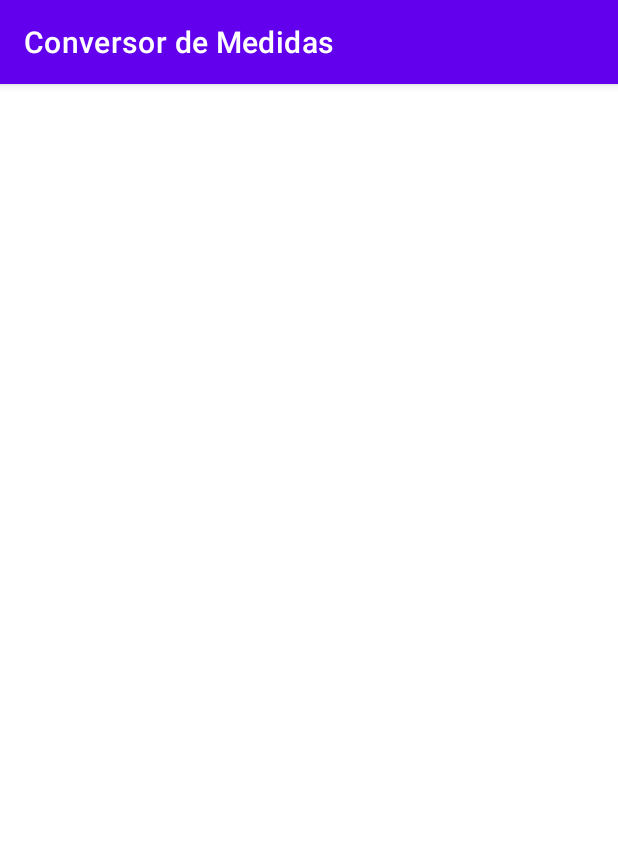
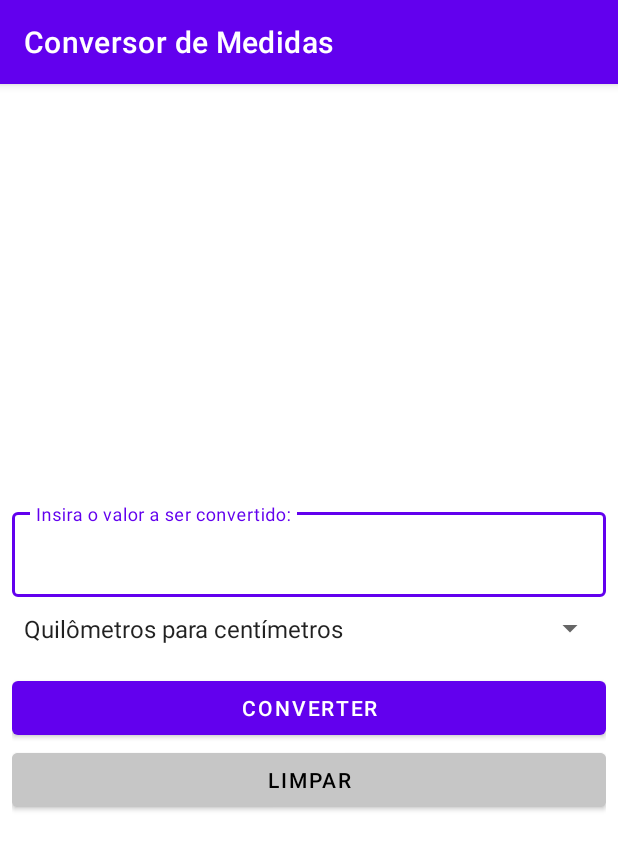
Before and after one commit to zNyller/App-ConversorDeMedidas, an Android app: the screen it shows after launch (MainActivity), on a phone screen of 412 x 824 dp. Shown: the top 850 px of the screen. Run offline under Robolectric (Android 15) with nearby library versions, the phone set to English and light mode, and no system bars.

Commit message:
Versão final do projeto.

```diff
--- a/app/src/main/java/com/nyller/android/conversordemedidas/MainActivity.kt
+++ b/app/src/main/java/com/nyller/android/conversordemedidas/MainActivity.kt
@@ -1,16 +1,102 @@
 package com.nyller.android.conversordemedidas
 
+import android.content.Intent
 import androidx.appcompat.app.AppCompatActivity
 import android.os.Bundle
+import android.widget.ArrayAdapter
 import com.nyller.android.conversordemedidas.databinding.ActivityMainBinding
+import com.nyller.android.conversordemedidas.models.CalculationStrategyHolder
+import com.nyller.android.conversordemedidas.models.Calculator
+import com.nyller.android.conversordemedidas.models.strategies.KilometerToCentimeterStrategy
+import com.nyller.android.conversordemedidas.models.strategies.KilometerToMeterStrategy
+import com.nyller.android.conversordemedidas.models.strategies.MeterToCentimeterStrategy
+import com.nyller.android.conversordemedidas.models.strategies.MeterToKilometerStrategy
+import java.lang.NumberFormatException
 
 class MainActivity : AppCompatActivity() {
     private lateinit var binding : ActivityMainBinding
+
+    private val supportedCalculationStrategies = arrayOf(
+        CalculationStrategyHolder("Quilômetros para centímetros", KilometerToCentimeterStrategy()),
+        CalculationStrategyHolder("Quilômetros para metros", KilometerToMeterStrategy()),
+        CalculationStrategyHolder("Metros para centímetros", MeterToCentimeterStrategy()),
+        CalculationStrategyHolder("Metros para quilômetros", MeterToKilometerStrategy()),
+    )
 
     override fun onCreate(savedInstanceState: Bundle?) {
         super.onCreate(savedInstanceState)
         binding = ActivityMainBinding.inflate(layoutInflater)
         setContentView(binding.root)
 
+        setUi()
+
+        setActions()
+
     }
+
+    private fun setActions() {
+
+        binding.btnConvert.setOnClickListener { convert() }
+
+        binding.btnClean.setOnClickListener { clean() }
+
+    }
+
+    private fun convert() {
+        try {
+            val value = binding.editValue.text.toString().toDouble()
+
+            // Recuperar a estratégia de cálculo do Spinner e settar no Calculator
+            val calculationStrategy = supportedCalculationStrategies[
+                    binding.spConversions.selectedItemPosition
+            ].calculationStrategy
+
+            Calculator.setCalculationStrategy(calculationStrategy)
+
+            val result = Calculator.calculate(value)
+            val label = calculationStrategy.getResultLabel(result != 1.toDouble())
+
+            showResult(result, label)
+
+        }catch (e: NumberFormatException){
+            binding.editValue.error = "Valor inválido!"
+            binding.editValue.requestFocus()
+        }
+    }
+
+    private fun clean() {
+        binding.editValue.setText ("")
+        binding.editValue.error = null
+
+        binding.spConversions.setSelection(0)
+    }
+
+    private fun showResult(result: Double, label: String) {
+
+        val intent = Intent(this, ResultActivity::class.java)
+        intent.putExtra("RESULT", result)
+        intent.putExtra("LABEL", label)
+
+        startActivity(intent)
+
+    }
+
+    private fun setUi() {
+
+        // Adapter do Spinner
+        val spAdapter = ArrayAdapter(this, R.layout.spinner_item, getSpinnerData())
+        spAdapter.setDropDownViewResource(android.R.layout.simple_spinner_dropdown_item)
+        binding.spConversions.adapter = spAdapter
+
+    }
+
+    private fun getSpinnerData(): MutableList<String> {
+        val spinnerData = mutableListOf<String>()
+
+        supportedCalculationStrategies.forEach {
+            spinnerData.add(it.name)
+        }
+        return spinnerData
+    }
+
 }
--- /dev/null
+++ b/app/src/main/java/com/nyller/android/conversordemedidas/models/CalculationStrategyHolder.kt
@@ -0,0 +1,10 @@
+package com.nyller.android.conversordemedidas.models
+
+import com.nyller.android.conversordemedidas.models.strategies.CalculationStrategy
+
+data class CalculationStrategyHolder (
+
+    val name : String,
+    val calculationStrategy: CalculationStrategy
+
+)
--- a/app/src/main/res/layout/activity_main.xml
+++ b/app/src/main/res/layout/activity_main.xml
@@ -1,21 +1,21 @@
 <?xml version="1.0" encoding="utf-8"?>
 <LinearLayout xmlns:android="http://schemas.android.com/apk/res/android"
+    xmlns:app="http://schemas.android.com/apk/res-auto"
     xmlns:tools="http://schemas.android.com/tools"
     android:layout_width="match_parent"
     android:layout_height="match_parent"
-    xmlns:app="http://schemas.android.com/apk/res-auto"
+    android:gravity="center"
     android:orientation="vertical"
-    android:gravity="center"
     android:padding="8dp"
     tools:context=".MainActivity">
 
     <com.google.android.material.textfield.TextInputLayout
+        style="@style/Widget.MaterialComponents.TextInputLayout.OutlinedBox"
         android:layout_width="match_parent"
         android:layout_height="wrap_content"
-        style="@style/Widget.MaterialComponents.TextInputLayout.OutlinedBox"
-        app:boxStrokeWidth="2dp"
+        android:hint="@string/insira_valor"
         app:boxStrokeColor="@color/purple_500"
-        android:hint="@string/insira_valor" >
+        app:boxStrokeWidth="2dp">
 
         <com.google.android.material.textfield.TextInputEditText
             android:id="@+id/editValue"
@@ -34,6 +34,7 @@
         android:id="@+id/btnConvert"
         android:layout_width="match_parent"
         android:layout_height="wrap_content"
+        android:layout_marginTop="8dp"
         android:text="@string/converter" />
 
     <Button
--- /dev/null
+++ b/app/src/main/res/layout/spinner_item.xml
@@ -0,0 +1,9 @@
+<TextView xmlns:android="http://schemas.android.com/apk/res/android"
+    android:id="@android:id/text1"
+    style="?android:attr/spinnerItemStyle"
+    android:singleLine="true"
+    android:layout_width="match_parent"
+    android:layout_height="wrap_content"
+    android:padding="10dp"
+    android:ellipsize="marquee"
+    android:textAlignment="inherit"/>
```
Also changed, not shown: app/src/main/java/com/nyller/android/conversordemedidas/ResultActivity.kt (+16 -1 lines).
